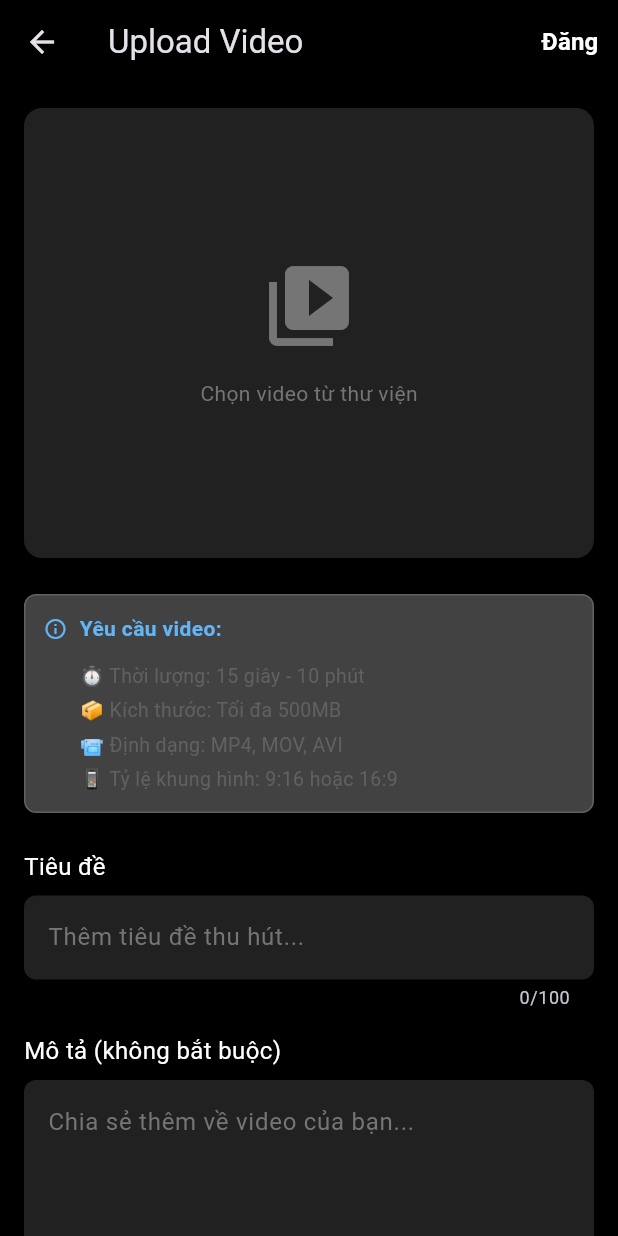
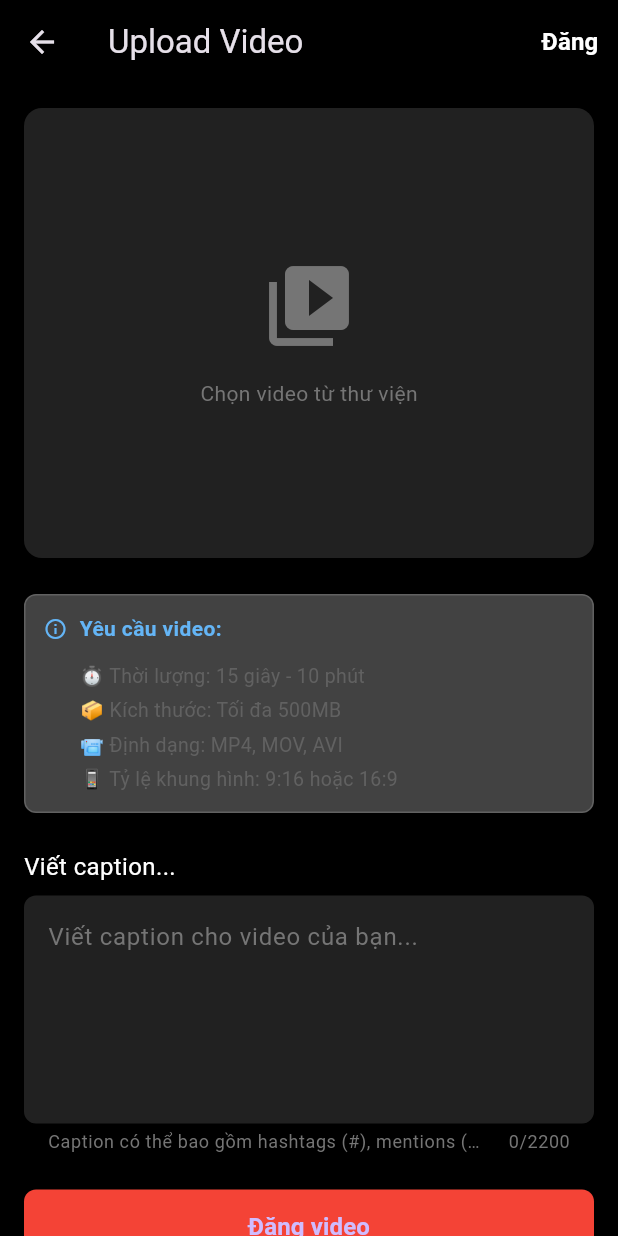
Before and after one commit to fimsweet/scalable-short-video-app, a Flutter app: the UploadVideoScreen screen opened directly, on a phone screen of 412 x 824 dp. Run offline on Flutter 3.47's test engine with Material 3 defaults, Android fonts, the phone set to English and light mode, and no system bars; our stand-ins replace flutter_secure_storage, image_picker, video_player; missing offline and left inert: dart:html, dart:js, dart:ui_web; accounts and stored records are empty; network calls fail.

Commit message:
Revamp video feed and upload UX, add mute controls

```diff
--- a/lib/src/presentation/screens/upload_video_screen.dart
+++ b/lib/src/presentation/screens/upload_video_screen.dart
@@ -12,8 +12,7 @@ class UploadVideoScreen extends StatefulWidget {
 
 class _UploadVideoScreenState extends State<UploadVideoScreen> {
   final _formKey = GlobalKey<FormState>();
-  final _titleController = TextEditingController();
-  final _descriptionController = TextEditingController();
+  final _captionController = TextEditingController();
   final ImagePicker _picker = ImagePicker();
   final VideoService _videoService = VideoService();
   final AuthService _authService = AuthService();
@@ -111,11 +110,12 @@ class _UploadVideoScreenState extends State<UploadVideoScreen> {
         throw Exception('Vui lòng đăng nhập lại');
       }
 
+      final caption = _captionController.text.trim();
       final result = await _videoService.uploadVideo(
         videoFile: _selectedVideo!,
         userId: user['id'].toString(),
-        title: _titleController.text.trim(),
-        description: _descriptionController.text.trim(),
+        title: caption, // Use caption as title for backend compatibility
+        description: caption, // Use same caption for description
         token: token,
       );
 
@@ -156,8 +156,7 @@ class _UploadVideoScreenState extends State<UploadVideoScreen> {
 
   @override
   void dispose() {
-    _titleController.dispose();
-    _descriptionController.dispose();
+    _captionController.dispose();
     super.dispose();
   }
 
@@ -291,16 +290,17 @@ class _UploadVideoScreenState extends State<UploadVideoScreen> {
               ),
               const SizedBox(height: 24),
 
-              // Title
-              const Text('Tiêu đề', style: TextStyle(color: Colors.white, fontSize: 16)),
+              // Caption (Instagram style - single field)
+              const Text('Viết caption...', style: TextStyle(color: Colors.white, fontSize: 16)),
               const SizedBox(height: 8),
               TextFormField(
-                controller: _titleController,
+                controller: _captionController,
                 enabled: !_isUploading,
                 style: const TextStyle(color: Colors.white),
-                maxLength: 100,
+                maxLength: 2200, // Instagram max length
+                maxLines: 5,
                 decoration: InputDecoration(
-                  hintText: 'Thêm tiêu đề thu hút...',
+                  hintText: 'Viết caption cho video của bạn...',
                   hintStyle: TextStyle(color: Colors.grey[600]),
                   filled: true,
                   fillColor: Colors.grey[900],
@@ -308,35 +308,15 @@ class _UploadVideoScreenState extends State<UploadVideoScreen> {
                     borderRadius: BorderRadius.circular(8),
                     borderSide: BorderSide.none,
                   ),
+                  helperText: 'Caption có thể bao gồm hashtags (#), mentions (@), v.v.',
+                  helperStyle: TextStyle(color: Colors.grey[600], fontSize: 12),
                 ),
                 validator: (value) {
                   if (value == null || value.trim().isEmpty) {
-                    return 'Vui lòng nhập tiêu đề';
+                    return 'Vui lòng nhập caption cho video';
                   }
                   return null;
                 },
-              ),
-              const SizedBox(height: 16),
-
-              // Description
-              const Text('Mô tả (không bắt buộc)', style: TextStyle(color: Colors.white, fontSize: 16)),
-              const SizedBox(height: 8),
-              TextFormField(
-                controller: _descriptionController,
-                enabled: !_isUploading,
-                style: const TextStyle(color: Colors.white),
-                maxLength: 500,
-                maxLines: 4,
-                decoration: InputDecoration(
-                  hintText: 'Chia sẻ thêm về video của bạn...',
-                  hintStyle: TextStyle(color: Colors.grey[600]),
-                  filled: true,
-                  fillColor: Colors.grey[900],
-                  border: OutlineInputBorder(
-                    borderRadius: BorderRadius.circular(8),
-                    borderSide: BorderSide.none,
-                  ),
-                ),
               ),
               const SizedBox(height: 24),
 
```
Also changed, not shown: lib/src/presentation/screens/video_screen.dart (+140 -115 lines), lib/src/presentation/widgets/hls_video_player.dart (+65 -8 lines), lib/src/presentation/widgets/web_video_player.dart (+45 -2 lines), lib/src/services/api_service.dart (+16 -0 lines), lib/src/services/video_service.dart (+17 -0 lines).
